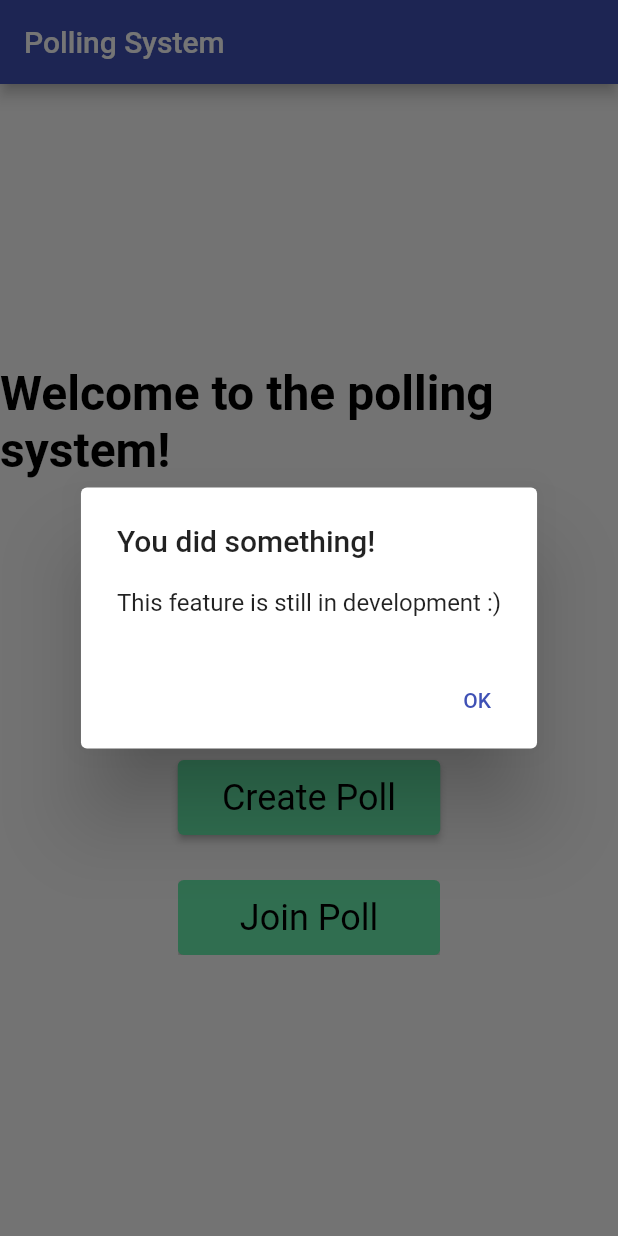
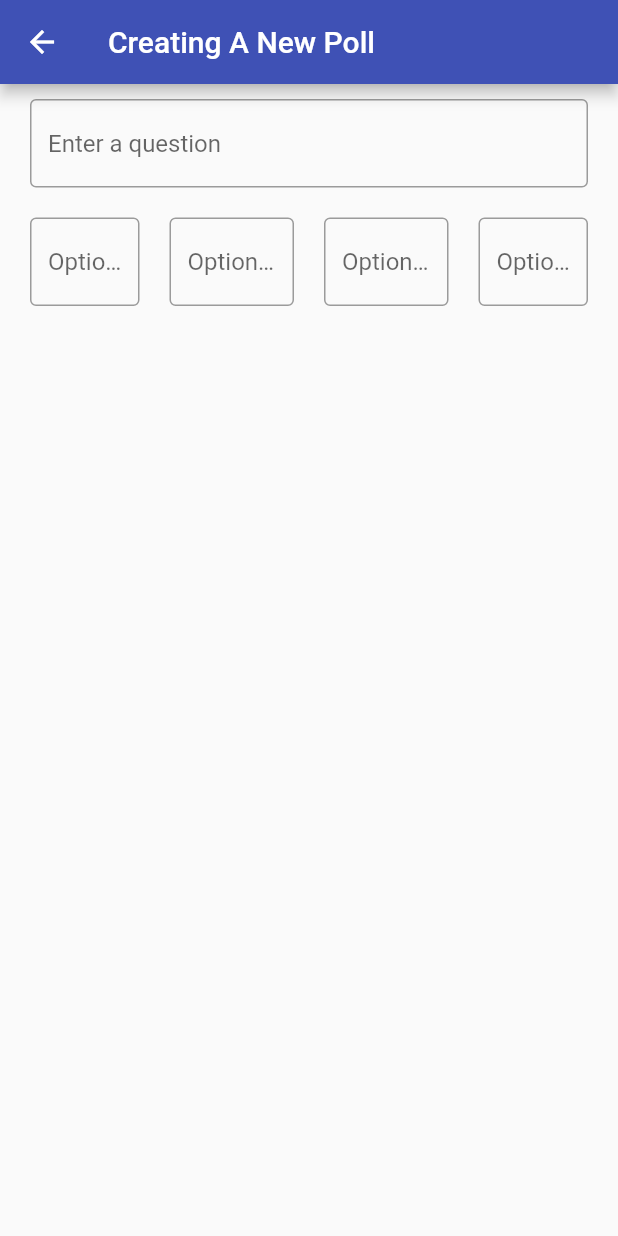
Before and after one commit to InsaneH4/poll, a Flutter app: the screen it shows after launch, after a tap on "Create Poll", on a phone screen of 412 x 824 dp. Run offline on Flutter 3.47's test engine with Material 2 defaults, Android fonts, the phone set to English and light mode, and no system bars.

Commit message:
Added poll creation page

```diff
--- a/lib/main.dart
+++ b/lib/main.dart
@@ -12,6 +12,7 @@ class MyApp extends StatelessWidget {
   Widget build(BuildContext context) {
     return MaterialApp(
       title: 'Polling System',
+      debugShowCheckedModeBanner: false,
       theme: ThemeData(
         // This is the theme of your application.
         //
@@ -84,10 +85,9 @@ class _AnswerPageState extends State<AnswerPage> {
           mainAxisAlignment: MainAxisAlignment.spaceEvenly,
           children: const <Widget>[
             Text(
-              'Page still in progress, user will answer questions from poll here',
+              'Page in progress, user will answer questions from poll here',
               style: TextStyle(
                 fontSize: 24,
-                color: Colors.black,
                 fontWeight: FontWeight.bold,
               ),
             ),
@@ -96,26 +96,92 @@ class _AnswerPageState extends State<AnswerPage> {
       ),
     );
   }
+}
 
-  _confirmQuitDialog(BuildContext context, PageRoute route) {
-    return showDialog<void>(
-      context: context,
-      builder: (BuildContext context) {
-        return AlertDialog(
-          title: const Text('Warning'),
-          content: const Text('Are you sure you want to quit?'),
-          actions: <Widget>[
-            TextButton(
-              onPressed: () => Navigator.pop(context),
-              child: const Text('NO'),
+class HostPage extends StatefulWidget {
+  const HostPage({super.key});
+
+  final String title = "Creating A New Poll";
+
+  @override
+  State<HostPage> createState() => _HostPageState();
+}
+
+class _HostPageState extends State<HostPage> {
+  final goToHome = MaterialPageRoute(builder: (context) => const MyHomePage());
+
+  @override
+  Widget build(BuildContext context) {
+    return Scaffold(
+      appBar: AppBar(
+        title: Text(widget.title),
+        leading: IconButton(
+          icon: const Icon(Icons.arrow_back),
+          onPressed: () => _confirmQuitDialog(
+            context,
+            goToHome,
+          ),
+        ),
+      ),
+      body: Center(
+        child: Column(
+          mainAxisAlignment: MainAxisAlignment.start,
+          children: <Widget>[
+            Container(
+              padding: const EdgeInsets.fromLTRB(20, 10, 20, 20),
+              child: const TextField(
+                decoration: InputDecoration(
+                  hintText: 'Enter a question',
+                  border: OutlineInputBorder(),
+                ),
+              ),
             ),
-            TextButton(
-              onPressed: () => Navigator.push(context, route),
-              child: const Text('YES'),
-            ),
+            //TODO: add more questions, submit, save data
+            Row(children: <Widget>[
+              Expanded(
+                child: Container(
+                  padding: const EdgeInsets.fromLTRB(20, 0, 10, 0),
+                  child: const TextField(
+                      decoration: InputDecoration(
+                    hintText: 'Option 1',
+                    border: OutlineInputBorder(),
+                  )),
+                ),
+              ),
+              Expanded(
+                child: Container(
+                  padding: const EdgeInsets.fromLTRB(10, 0, 10, 0),
+                  child: const TextField(
+                      decoration: InputDecoration(
+                    hintText: 'Option 2',
+                    border: OutlineInputBorder(),
+                  )),
+                ),
+              ),
+              Expanded(
+                child: Container(
+                  padding: const EdgeInsets.fromLTRB(10, 0, 10, 0),
+                  child: const TextField(
+                      decoration: InputDecoration(
+                    hintText: 'Option 3',
+                    border: OutlineInputBorder(),
+                  )),
+                ),
+              ),
+              Expanded(
+                child: Container(
+                  padding: const EdgeInsets.fromLTRB(10, 0, 20, 0),
+                  child: const TextField(
+                      decoration: InputDecoration(
+                    hintText: 'Option 4',
+                    border: OutlineInputBorder(),
+                  )),
+                ),
+              ),
+            ])
           ],
-        );
-      },
+        ),
+      ),
     );
   }
 }
@@ -168,17 +234,21 @@ class _MyHomePageState extends State<MyHomePage> {
             const Text(
               'Welcome to the polling system!',
               style: TextStyle(
-                fontSize: 32,
-                color: Colors.black,
+                fontSize: 48,
                 fontWeight: FontWeight.bold,
               ),
             ),
             Column(children: <Widget>[
               ElevatedButton(
-                  onPressed: () => _tempDialog(context),
+                  onPressed: () => Navigator.push(
+                        context,
+                        MaterialPageRoute(
+                          builder: (context) => const HostPage(),
+                        ),
+                      ),
                   child: const Text("Create Poll")),
               Container(
-                margin: const EdgeInsets.only(top: 30),
+                margin: const EdgeInsets.only(top: 50),
                 child: AnimatedSwitcher(
                   duration: const Duration(milliseconds: 275),
                   transitionBuilder:
@@ -235,7 +305,7 @@ class _MyHomePageState extends State<MyHomePage> {
       builder: (BuildContext context) {
         return AlertDialog(
           title: const Text('You did something!'),
-          content: const Text('This feature is still in development :)'),
+          content: const Text('This feature is in development :)'),
           actions: <Widget>[
             TextButton(
               onPressed: () => Navigator.pop(context, 'OK'),
@@ -265,3 +335,25 @@ class _MyHomePageState extends State<MyHomePage> {
     );
   }
 }
+
+Future<void> _confirmQuitDialog(BuildContext context, PageRoute route) {
+  return showDialog<void>(
+    context: context,
+    builder: (BuildContext context) {
+      return AlertDialog(
+        title: const Text('Warning'),
+        content: const Text('Are you sure you want to quit?'),
+        actions: <Widget>[
+          TextButton(
+            onPressed: () => Navigator.pop(context),
+            child: const Text('NO'),
+          ),
+          TextButton(
+            onPressed: () => Navigator.push(context, route),
+            child: const Text('YES'),
+          ),
+        ],
+      );
+    },
+  );
+}
```
Also changed, not shown: pubspec.lock.
